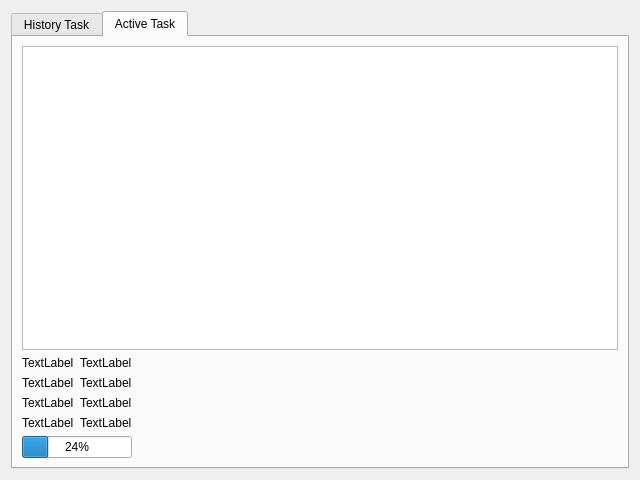
Qt form qjdtask.ui (xtfllbl/qjdprocess) before a commit.
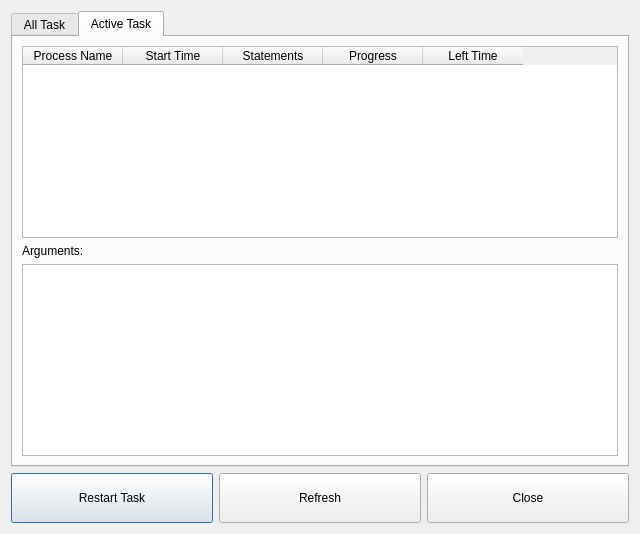
The same form after that commit. The open tabs and pages were chosen to show the change.

Diff of the .ui file:
```diff
--- a/qjdtask.ui
+++ b/qjdtask.ui
@@ -7,23 +7,29 @@
     <x>0</x>
     <y>0</y>
     <width>640</width>
-    <height>480</height>
+    <height>534</height>
    </rect>
   </property>
   <property name="windowTitle">
    <string>Dialog</string>
   </property>
-  <layout class="QGridLayout" name="gridLayout">
+  <layout class="QGridLayout" name="gridLayout_4">
    <item row="0" column="0">
     <widget class="QTabWidget" name="tabWidget">
+     <property name="tabPosition">
+      <enum>QTabWidget::North</enum>
+     </property>
+     <property name="tabShape">
+      <enum>QTabWidget::Rounded</enum>
+     </property>
      <property name="currentIndex">
       <number>1</number>
      </property>
      <widget class="QWidget" name="tab">
       <attribute name="title">
-       <string>History Task</string>
+       <string>All Task</string>
       </attribute>
-      <layout class="QGridLayout" name="gridLayout_3">
+      <layout class="QGridLayout" name="gridLayout_2">
        <item row="0" column="0">
         <widget class="QTableWidget" name="historyTable">
          <property name="editTriggers">
@@ -56,86 +62,14 @@
         </widget>
        </item>
        <item row="1" column="0">
-        <layout class="QHBoxLayout" name="horizontalLayout">
-         <item>
-          <layout class="QGridLayout" name="gridLayout_2">
-           <item row="0" column="0">
-            <widget class="QLabel" name="label">
-             <property name="text">
-              <string>Statement:</string>
-             </property>
-            </widget>
-           </item>
-           <item row="0" column="1">
-            <widget class="QLabel" name="lblStat">
-             <property name="text">
-              <string>TextLabel</string>
-             </property>
-            </widget>
-           </item>
-           <item row="1" column="0">
-            <widget class="QLabel" name="label_3">
-             <property name="text">
-              <string>Left Time:</string>
-             </property>
-            </widget>
-           </item>
-           <item row="1" column="1">
-            <widget class="QLabel" name="lblLtime">
-             <property name="text">
-              <string>TextLabel</string>
-             </property>
-            </widget>
-           </item>
-           <item row="3" column="0" colspan="2">
-            <widget class="QProgressBar" name="pgBar">
-             <property name="value">
-              <number>24</number>
-             </property>
-            </widget>
-           </item>
-           <item row="2" column="0">
-            <widget class="QLabel" name="label_5">
-             <property name="text">
-              <string>Progress:</string>
-             </property>
-            </widget>
-           </item>
-          </layout>
-         </item>
-         <item>
-          <spacer name="horizontalSpacer">
-           <property name="orientation">
-            <enum>Qt::Horizontal</enum>
-           </property>
-           <property name="sizeHint" stdset="0">
-            <size>
-             <width>40</width>
-             <height>20</height>
-            </size>
-           </property>
-          </spacer>
-         </item>
-         <item>
-          <widget class="QCalendarWidget" name="calWidget">
-           <property name="enabled">
-            <bool>false</bool>
-           </property>
-           <property name="firstDayOfWeek">
-            <enum>Qt::Monday</enum>
-           </property>
-           <property name="gridVisible">
-            <bool>false</bool>
-           </property>
-           <property name="navigationBarVisible">
-            <bool>true</bool>
-           </property>
-           <property name="dateEditEnabled">
-            <bool>true</bool>
-           </property>
-          </widget>
-         </item>
-        </layout>
+        <widget class="QLabel" name="label_2">
+         <property name="text">
+          <string>Arguments:</string>
+         </property>
+        </widget>
+       </item>
+       <item row="2" column="0">
+        <widget class="QTextBrowser" name="historyArguBrowser"/>
        </item>
       </layout>
      </widget>
@@ -143,94 +77,105 @@
       <attribute name="title">
        <string>Active Task</string>
       </attribute>
-      <layout class="QGridLayout" name="gridLayout_5">
-       <item row="0" column="0" colspan="2">
-        <widget class="QTableWidget" name="ActiveTable"/>
+      <layout class="QGridLayout" name="gridLayout">
+       <item row="0" column="0">
+        <widget class="QTableWidget" name="activeTable">
+         <property name="editTriggers">
+          <set>QAbstractItemView::NoEditTriggers</set>
+         </property>
+         <property name="alternatingRowColors">
+          <bool>true</bool>
+         </property>
+         <property name="selectionMode">
+          <enum>QAbstractItemView::SingleSelection</enum>
+         </property>
+         <property name="selectionBehavior">
+          <enum>QAbstractItemView::SelectRows</enum>
+         </property>
+         <column>
+          <property name="text">
+           <string>Process Name</string>
+          </property>
+         </column>
+         <column>
+          <property name="text">
+           <string>Start Time</string>
+          </property>
+         </column>
+         <column>
+          <property name="text">
+           <string>Statements</string>
+          </property>
+         </column>
+         <column>
+          <property name="text">
+           <string>Progress</string>
+          </property>
+         </column>
+         <column>
+          <property name="text">
+           <string>Left Time</string>
+          </property>
+         </column>
+        </widget>
        </item>
        <item row="1" column="0">
-        <layout class="QGridLayout" name="gridLayout_4">
-         <item row="0" column="0">
-          <widget class="QLabel" name="label_7">
-           <property name="text">
-            <string>TextLabel</string>
-           </property>
-          </widget>
-         </item>
-         <item row="0" column="1">
-          <widget class="QLabel" name="label_8">
-           <property name="text">
-            <string>TextLabel</string>
-           </property>
-          </widget>
-         </item>
-         <item row="1" column="0">
-          <widget class="QLabel" name="label_10">
-           <property name="text">
-            <string>TextLabel</string>
-           </property>
-          </widget>
-         </item>
-         <item row="1" column="1">
-          <widget class="QLabel" name="label_9">
-           <property name="text">
-            <string>TextLabel</string>
-           </property>
-          </widget>
-         </item>
-         <item row="2" column="0">
-          <widget class="QLabel" name="label_12">
-           <property name="text">
-            <string>TextLabel</string>
-           </property>
-          </widget>
-         </item>
-         <item row="2" column="1">
-          <widget class="QLabel" name="label_11">
-           <property name="text">
-            <string>TextLabel</string>
-           </property>
-          </widget>
-         </item>
-         <item row="3" column="0">
-          <widget class="QLabel" name="label_14">
-           <property name="text">
-            <string>TextLabel</string>
-           </property>
-          </widget>
-         </item>
-         <item row="3" column="1">
-          <widget class="QLabel" name="label_13">
-           <property name="text">
-            <string>TextLabel</string>
-           </property>
-          </widget>
-         </item>
-         <item row="4" column="0" colspan="2">
-          <widget class="QProgressBar" name="progressBar_2">
-           <property name="value">
-            <number>24</number>
-           </property>
-          </widget>
-         </item>
-        </layout>
+        <widget class="QLabel" name="label">
+         <property name="text">
+          <string>Arguments:</string>
+         </property>
+        </widget>
        </item>
-       <item row="1" column="1">
-        <spacer name="horizontalSpacer_2">
-         <property name="orientation">
-          <enum>Qt::Horizontal</enum>
-         </property>
-         <property name="sizeHint" stdset="0">
-          <size>
-           <width>455</width>
-           <height>20</height>
-          </size>
-         </property>
-        </spacer>
+       <item row="2" column="0">
+        <widget class="QTextBrowser" name="activeArguBrowser"/>
        </item>
       </layout>
      </widget>
     </widget>
    </item>
+   <item row="1" column="0">
+    <layout class="QGridLayout" name="gridLayout_3">
+     <item row="0" column="0">
+      <widget class="QPushButton" name="pushButton_2">
+       <property name="minimumSize">
+        <size>
+         <width>0</width>
+         <height>50</height>
+        </size>
+       </property>
+       <property name="text">
+        <string>Restart Task</string>
+       </property>
+      </widget>
+     </item>
+     <item row="0" column="2">
+      <widget class="QPushButton" name="pushButton">
+       <property name="minimumSize">
+        <size>
+         <width>0</width>
+         <height>50</height>
+        </size>
+       </property>
+       <property name="text">
+        <string>Close</string>
+       </property>
+      </widget>
+     </item>
+     <item row="0" column="1">
+      <widget class="QPushButton" name="btnRefresh">
+       <property name="minimumSize">
+        <size>
+         <width>0</width>
+         <height>50</height>
+        </size>
+       </property>
+       <property name="text">
+        <string>Refresh</string>
+       </property>
+      </widget>
+     </item>
+    </layout>
+   </item>
   </layout>
  </widget>
  <resources/>
```
Left out of the diff: 25 changed lines with no effect on the pictures.
